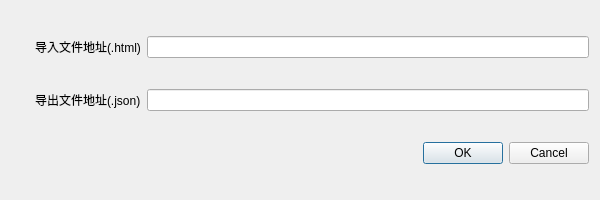
Above: link.ui from pkuTrasond/CourseCalender before the change. Below: the same form after it.
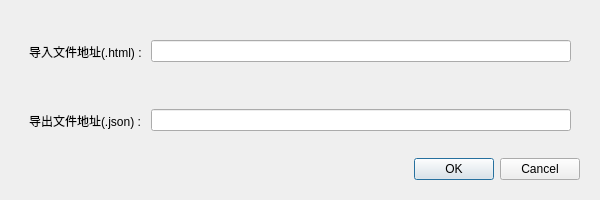
That is the form after the change.

What changed in the file:
```diff
--- a/link.ui
+++ b/link.ui
@@ -15,18 +15,15 @@
   </property>
   <layout class="QHBoxLayout" name="horizontalLayout_2">
    <item>
-    <widget class="QWidget" name="widget_3" native="true">
-     <layout class="QHBoxLayout" name="horizontalLayout_3"/>
-    </widget>
-   </item>
-   <item>
+    <widget class="QWidget" name="" native="true">
     <layout class="QVBoxLayout" name="verticalLayout">
      <item>
+       <widget class="QWidget" name="" native="true">
       <layout class="QHBoxLayout" name="horizontalLayout_4">
        <item>
         <widget class="QLabel" name="label_2">
          <property name="text">
-          <string>导入文件地址(.html)</string>
+            <string>导入文件地址(.html) : </string>
          </property>
         </widget>
        </item>
@@ -34,13 +31,15 @@
         <widget class="QLineEdit" name="fileloc"/>
        </item>
       </layout>
+       </widget>
      </item>
      <item>
+       <widget class="QWidget" name="" native="true">
       <layout class="QHBoxLayout" name="horizontalLayout">
        <item>
         <widget class="QLabel" name="label">
          <property name="text">
-          <string>导出文件地址(.json)</string>
+            <string>导出文件地址(.json) : </string>
          </property>
         </widget>
        </item>
@@ -48,6 +47,7 @@
         <widget class="QLineEdit" name="jsonloc"/>
        </item>
       </layout>
+       </widget>
      </item>
      <item>
       <widget class="QDialogButtonBox" name="buttonBox">
@@ -57,6 +57,7 @@
       </widget>
      </item>
     </layout>
+    </widget>
    </item>
   </layout>
  </widget>
```
Lines whose indentation alone changed are shown as unchanged.
